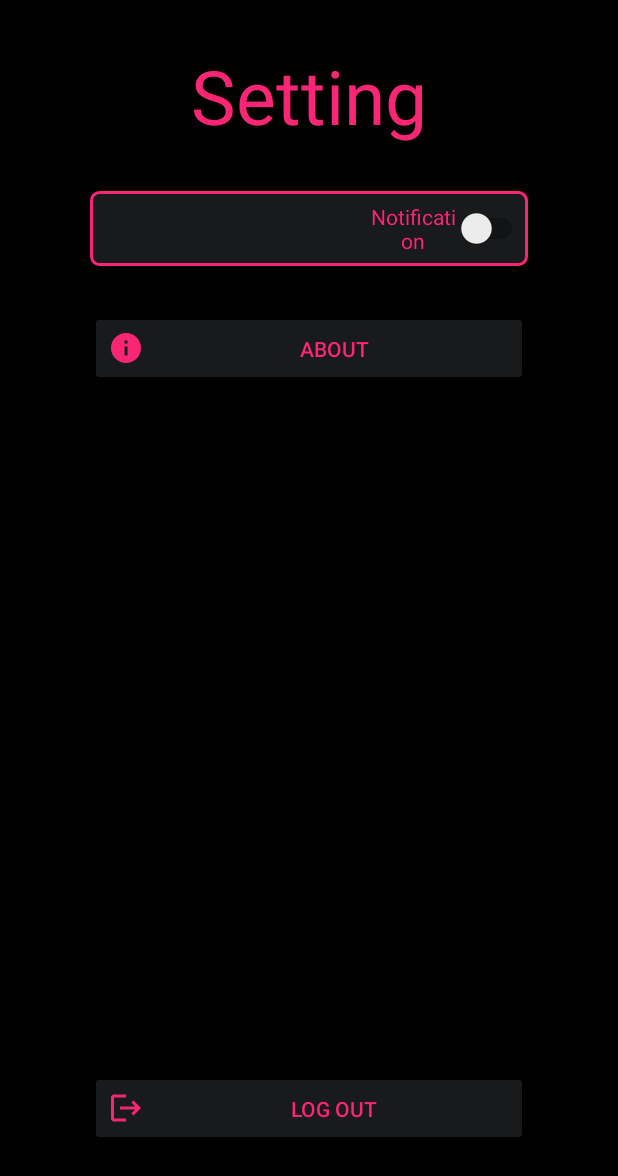
After one commit to CrimsonPrideStudio/AttendanceApp, an Android app: the layout setting_page.xml on its own in the app's theme, with its tools: preview values and no code run, on a phone screen of 412 x 824 dp. The commit adds this screen. Shown: the top 1176 px of the screen. Run offline under Robolectric (Android 15) with nearby library versions, the phone set to English and light mode, and no system bars.

Commit message:
setting layout added

```diff
--- a/components/src/main/res/drawable/about_icon.xml
+++ b/components/src/main/res/drawable/about_icon.xml
@@ -1,4 +1,4 @@
-<vector android:height="24dp" android:tint="#000000"
+<vector android:height="24dp" android:tint="@color/Radical_Red"
     android:viewportHeight="24" android:viewportWidth="24"
     android:width="24dp" xmlns:android="http://schemas.android.com/apk/res/android">
     <path android:fillColor="@android:color/white" android:pathData="M12,2C6.48,2 2,6.48 2,12s4.48,10 10,10 10,-4.48 10,-10S17.52,2 12,2zM13,17h-2v-6h2v6zM13,9h-2L11,7h2v2z"/>
--- a/components/src/main/res/drawable/logout_icon.xml
+++ b/components/src/main/res/drawable/logout_icon.xml
@@ -1,5 +1,5 @@
 <vector android:autoMirrored="true" android:height="24dp"
-    android:tint="#000000" android:viewportHeight="24"
+    android:tint="@color/Radical_Red" android:viewportHeight="24"
     android:viewportWidth="24" android:width="24dp" xmlns:android="http://schemas.android.com/apk/res/android">
     <path android:fillColor="@android:color/white" android:pathData="M17,7l-1.41,1.41L18.17,11H8v2h10.17l-2.58,2.58L17,17l5,-5zM4,5h8V3H4c-1.1,0 -2,0.9 -2,2v14c0,1.1 0.9,2 2,2h8v-2H4V5z"/>
 </vector>
--- /dev/null
+++ b/components/src/main/res/layout/setting_page.xml
@@ -0,0 +1,81 @@
+<?xml version="1.0" encoding="utf-8"?>
+<FrameLayout xmlns:android="http://schemas.android.com/apk/res/android"
+    android:layout_width="match_parent"
+    android:layout_height="match_parent"
+    xmlns:tools="http://schemas.android.com/tools"
+    xmlns:app="http://schemas.android.com/apk/res-auto">
+
+    <RelativeLayout
+        android:background="@color/black"
+        android:layout_width="match_parent"
+        android:layout_height="match_parent"
+        android:padding="30dp"
+        >
+        <TextView
+            android:id="@+id/txt"
+            android:layout_width="match_parent"
+            android:layout_height="wrap_content"
+            android:gravity="center"
+            android:textColor="@color/Radical_Red"
+            android:singleLine="true"
+            android:textSize="50sp"
+            android:text="Setting" />
+
+        <Switch
+            android:id="@+id/notification"
+            android:layout_width="match_parent"
+            android:background="@drawable/rectangular_filled_border"
+            android:layout_height="50dp"
+            android:layout_below="@+id/txt"
+            android:layout_alignParentStart="true"
+            android:layout_alignParentEnd="true"
+            android:layout_marginStart="30dp"
+            android:layout_marginTop="30dp"
+            android:layout_marginEnd="30dp"
+            android:text="Notification"
+            android:paddingLeft="280px "
+            android:textAlignment="center"
+            android:textColor="@color/Radical_Red"
+            tools:ignore="UseSwitchCompatOrMaterialXml" />
+
+        <Button
+            android:id="@+id/button2"
+            android:layout_width="wrap_content"
+            android:layout_height="50dp"
+            android:layout_below="@+id/notification"
+            android:layout_alignParentStart="true"
+            android:layout_alignParentEnd="true"
+            android:layout_marginStart="30dp"
+            android:layout_marginTop="30dp"
+            android:layout_marginEnd="30dp"
+            android:backgroundTint="@color/gray"
+            android:drawableStart="@drawable/about_icon"
+            android:drawablePadding="10dp"
+            android:text="About"
+            android:textColor="@color/Radical_Red"
+            app:strokeColor="@color/Radical_Red"
+            app:strokeWidth="2dp" />
+
+        <Button
+            android:id="@+id/button3"
+            android:layout_width="wrap_content"
+            android:layout_height="50dp"
+            android:layout_alignParentStart="true"
+            android:layout_alignParentEnd="true"
+            android:layout_alignParentBottom="true"
+            android:layout_marginStart="30dp"
+
+            android:layout_marginEnd="30dp"
+            android:layout_marginBottom="30dp"
+            android:backgroundTint="@color/gray"
+            android:drawableStart="@drawable/logout_icon"
+            android:drawablePadding="10dp"
+            android:text="Log Out"
+            android:textColor="@color/Radical_Red"
+            app:strokeColor="@color/Radical_Red"
+            app:strokeWidth="3dp" />
+
+    </RelativeLayout>
+
+
+</FrameLayout>
```
